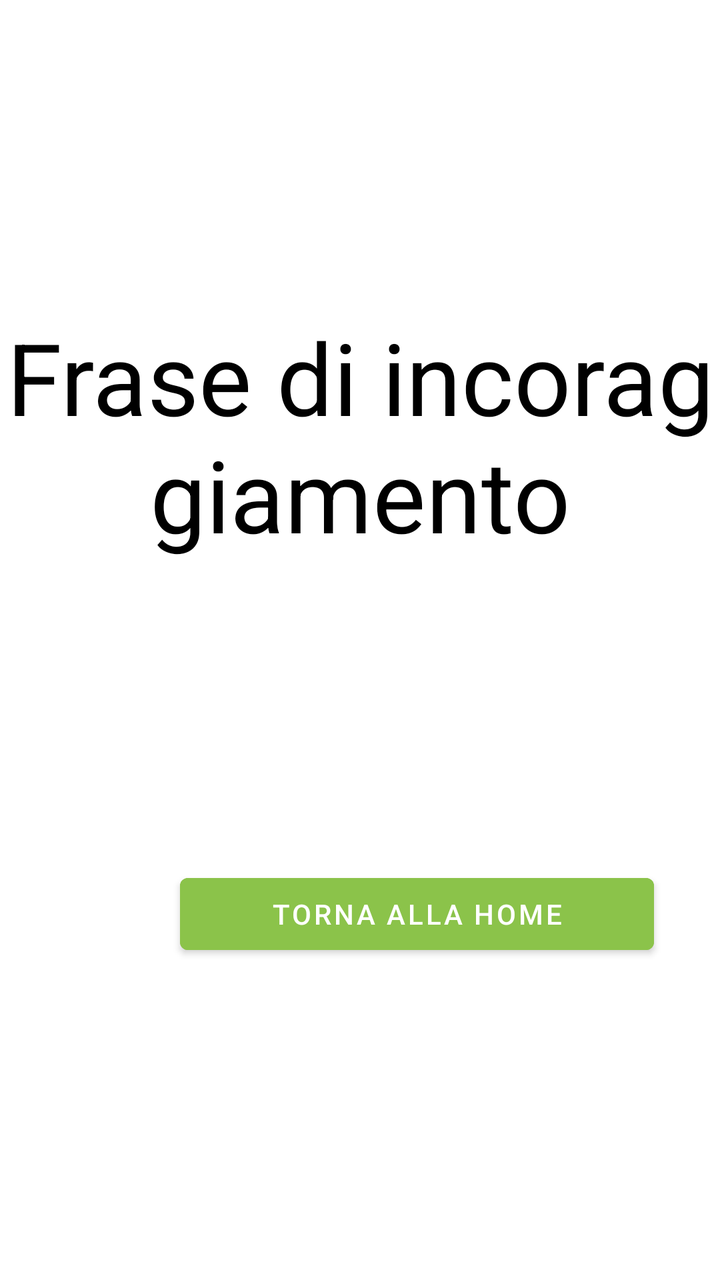
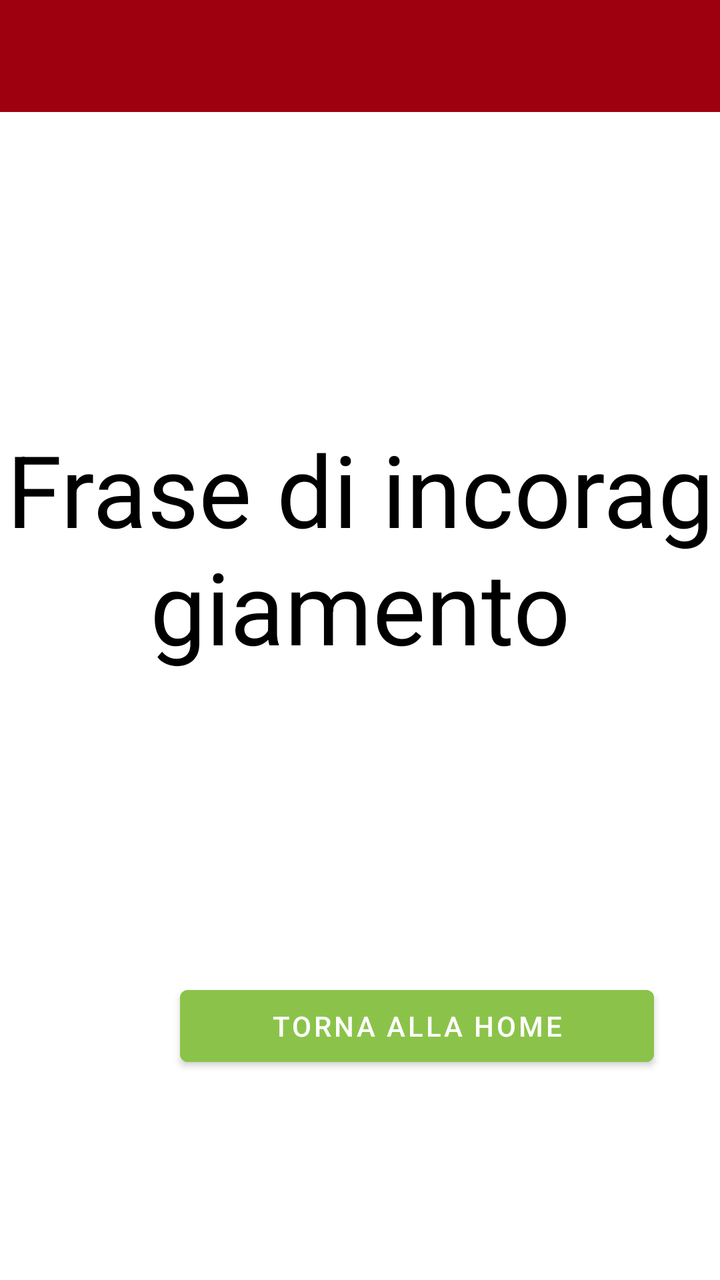

Before-and-after screenshots of an Android layout around one commit, followed by the original layout XML and the change that was made.
<!-- AndroidManifest.xml: application theme Theme.YourCali -->
<!-- res/layout/activity_workout_end.xml -->
<?xml version="1.0" encoding="utf-8"?>
<androidx.constraintlayout.widget.ConstraintLayout xmlns:android="http://schemas.android.com/apk/res/android"
    android:layout_width="match_parent"
    android:layout_height="match_parent">

    <LinearLayout
        android:layout_width="match_parent"
        android:layout_height="match_parent"
        android:orientation="vertical">

        <Space
            android:layout_width="match_parent"
            android:layout_height="155dp" />

        <TextView
            android:id="@+id/encouragementPhrase"
            android:layout_width="match_parent"
            android:layout_height="190sp"
            android:text="Frase di incoraggiamento"
            android:textAlignment="center"
            android:textColor="#000000"
            android:textSize="50sp" />

        <Space
            android:layout_width="match_parent"
            android:layout_height="88dp" />

        <Button
            android:id="@+id/goBackHomeButton"
            android:layout_width="237dp"
            android:layout_height="wrap_content"
            android:layout_marginHorizontal="90dp"
            android:backgroundTint="#8BC34A"
            android:text="@string/torna_alla_home" />

    </LinearLayout>

</androidx.constraintlayout.widget.ConstraintLayout>
<!-- resources referenced by this layout -->
<resources>
  <string name="torna_alla_home">Torna alla home</string>
  <style name="Theme.YourCali" parent="Theme.MaterialComponents.DayNight.NoActionBar">
          
          <item name="colorPrimary">@color/purple_500</item>
          <item name="colorPrimaryVariant">@color/purple_700</item>
          <item name="colorOnPrimary">@color/white</item>
          
          <item name="colorSecondary">@color/teal_200</item>
          <item name="colorSecondaryVariant">@color/teal_700</item>
          <item name="colorOnSecondary">@color/black</item>
          
          <item name="android:statusBarColor" tools:targetApi="l">@color/DarkOrange</item>
          
      </style>
  <color name="purple_500">#FF6200EE</color>
  <color name="purple_700">#FF3700B3</color>
  <color name="white">#FFFFFFFF</color>
  <color name="teal_200">#FF03DAC5</color>
  <color name="teal_700">#FF018786</color>
  <color name="black">#FF000000</color>
  <color name="DarkOrange">#FFFC7C35</color>
</resources>

<!-- the commit's change to res/layout/activity_workout_end.xml (unified diff, before → after) -->
@@ -1,5 +1,7 @@
 <?xml version="1.0" encoding="utf-8"?>
 <androidx.constraintlayout.widget.ConstraintLayout xmlns:android="http://schemas.android.com/apk/res/android"
+    xmlns:app="http://schemas.android.com/apk/res-auto"
+    xmlns:tools="http://schemas.android.com/tools"
     android:layout_width="match_parent"
     android:layout_height="match_parent">
 
@@ -7,6 +9,14 @@
         android:layout_width="match_parent"
         android:layout_height="match_parent"
         android:orientation="vertical">
+
+        <androidx.appcompat.widget.Toolbar
+            android:id="@+id/toolbar"
+            android:layout_width="match_parent"
+            android:layout_height="wrap_content"
+            android:background="@color/Cranberry"
+            android:minHeight="?attr/actionBarSize"
+            android:theme="@style/MyThemeOverlay_Toolbar2" />
 
         <Space
             android:layout_width="match_parent"
<!-- resource entries referenced after the edit -->
@@ -1,6 +1,14 @@
 <!-- resources referenced by this layout -->
 <resources>
+  <color name="Cranberry">#9F000F</color>
   <string name="torna_alla_home">Torna alla home</string>
+  <style name="MyThemeOverlay_Toolbar2" parent="ThemeOverlay.MaterialComponents.Toolbar.Primary">
+          
+          <item name="android:textColorPrimary">@color/white</item>
+  
+          
+          <item name="colorOnPrimary">@color/white</item>
+      </style>
   <style name="Theme.YourCali" parent="Theme.MaterialComponents.DayNight.NoActionBar">
           
           <item name="colorPrimary">@color/purple_500</item>
@@ -11,7 +19,7 @@
           <item name="colorSecondaryVariant">@color/teal_700</item>
           <item name="colorOnSecondary">@color/black</item>
           
-          <item name="android:statusBarColor" tools:targetApi="l">@color/DarkOrange</item>
+          <item name="android:statusBarColor">@color/DarkCranberry</item>
           
       </style>
   <color name="purple_500">#FF6200EE</color>
@@ -20,6 +28,6 @@
   <color name="teal_200">#FF03DAC5</color>
   <color name="teal_700">#FF018786</color>
   <color name="black">#FF000000</color>
-  <color name="DarkOrange">#FFFC7C35</color>
+  <color name="DarkCranberry">#FF7A020E</color>
 </resources>
 
